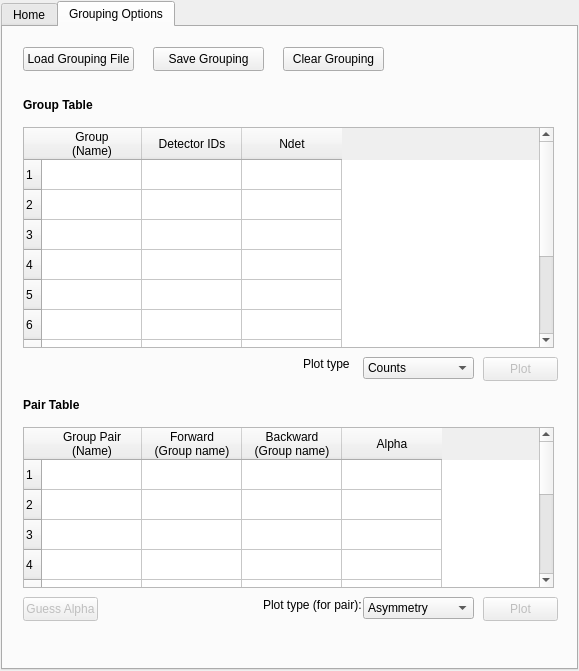
This is Code/qtiplot/MantidQt/CustomInterfaces/inc/MuonAnalysis.ui in mantidproject/mantid as Qt 5 draws it before an edit. The edited form follows.
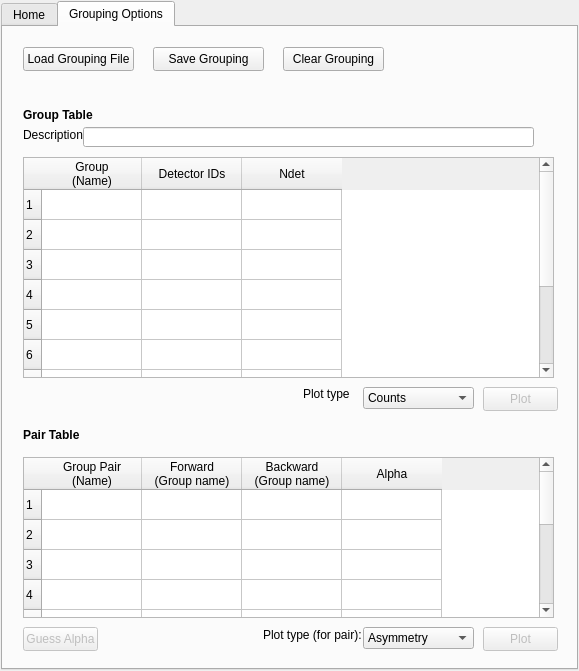
This is the edited form. The open tabs and pages were chosen to show the change. Custom widgets are drawn as their Qt base class.

Commit message: Muon analysis interface updates including period handling, title handling and sync of instrument name box and filename. re #1726

Diff of the .ui file:
```diff
--- a/Code/qtiplot/MantidQt/CustomInterfaces/inc/MuonAnalysis.ui
+++ b/Code/qtiplot/MantidQt/CustomInterfaces/inc/MuonAnalysis.ui
@@ -457,7 +457,7 @@
        <property name="geometry" >
         <rect>
          <x>20</x>
-         <y>400</y>
+         <y>430</y>
          <width>531</width>
          <height>161</height>
         </rect>
@@ -516,7 +516,7 @@
        <property name="geometry" >
         <rect>
          <x>300</x>
-         <y>330</y>
+         <y>360</y>
          <width>46</width>
          <height>14</height>
         </rect>
@@ -529,7 +529,7 @@
        <property name="geometry" >
         <rect>
          <x>260</x>
-         <y>570</y>
+         <y>600</y>
          <width>101</width>
          <height>16</height>
         </rect>
@@ -545,7 +545,7 @@
        <property name="geometry" >
         <rect>
          <x>480</x>
-         <y>330</y>
+         <y>360</y>
          <width>75</width>
          <height>24</height>
         </rect>
@@ -561,7 +561,7 @@
        <property name="geometry" >
         <rect>
          <x>480</x>
-         <y>570</y>
+         <y>600</y>
          <width>75</width>
          <height>24</height>
         </rect>
@@ -577,7 +577,7 @@
        <property name="geometry" >
         <rect>
          <x>20</x>
-         <y>570</y>
+         <y>600</y>
          <width>75</width>
          <height>24</height>
         </rect>
@@ -590,7 +590,7 @@
        <property name="geometry" >
         <rect>
          <x>360</x>
-         <y>330</y>
+         <y>360</y>
          <width>111</width>
          <height>22</height>
         </rect>
@@ -615,7 +615,7 @@
        <property name="geometry" >
         <rect>
          <x>360</x>
-         <y>570</y>
+         <y>600</y>
          <width>111</width>
          <height>22</height>
         </rect>
@@ -630,7 +630,7 @@
        <property name="geometry" >
         <rect>
          <x>20</x>
-         <y>100</y>
+         <y>130</y>
          <width>531</width>
          <height>221</height>
         </rect>
@@ -672,7 +672,7 @@
        <property name="geometry" >
         <rect>
          <x>20</x>
-         <y>70</y>
+         <y>80</y>
          <width>71</width>
          <height>16</height>
         </rect>
@@ -691,7 +691,7 @@
        <property name="geometry" >
         <rect>
          <x>20</x>
-         <y>370</y>
+         <y>400</y>
          <width>81</width>
          <height>16</height>
         </rect>
@@ -706,6 +706,29 @@
         <string>Pair Table</string>
        </property>
       </widget>
+      <widget class="QLabel" name="label_9" >
+       <property name="geometry" >
+        <rect>
+         <x>20</x>
+         <y>100</y>
+         <width>61</width>
+         <height>16</height>
+        </rect>
+       </property>
+       <property name="text" >
+        <string>Description:</string>
+       </property>
+      </widget>
+      <widget class="QLineEdit" name="groupDescription" >
+       <property name="geometry" >
+        <rect>
+         <x>80</x>
+         <y>100</y>
+         <width>451</width>
+         <height>20</height>
+        </rect>
+       </property>
+      </widget>
      </widget>
     </widget>
    </item>
```
Left out of the diff: 20 changed lines with no effect on the pictures. The commit also changes 3 other files.
